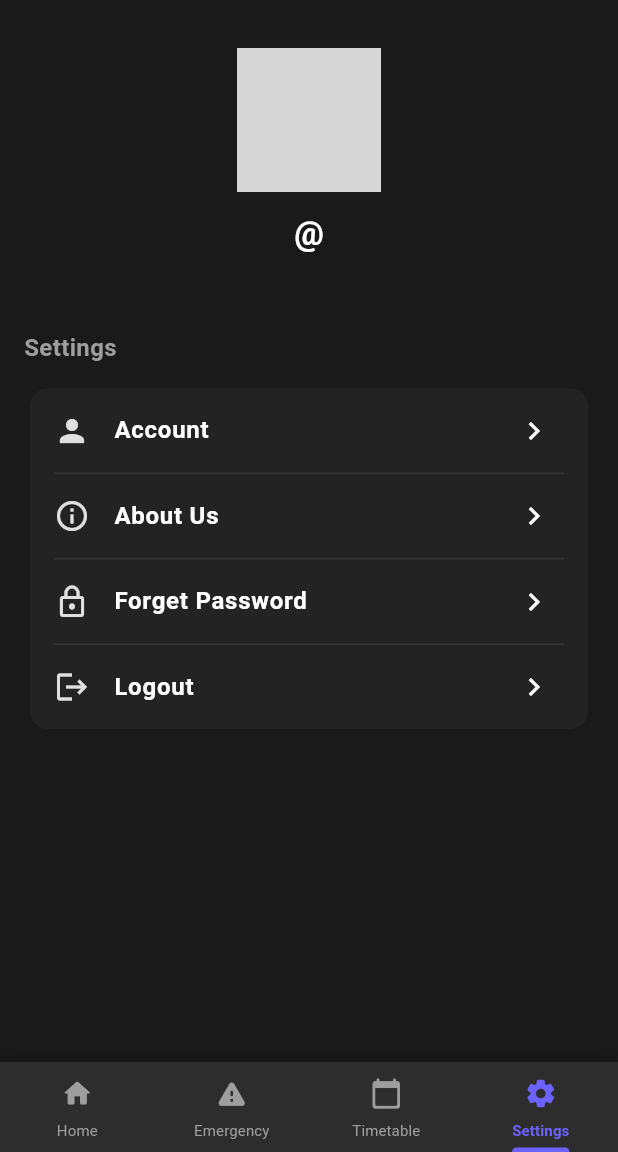
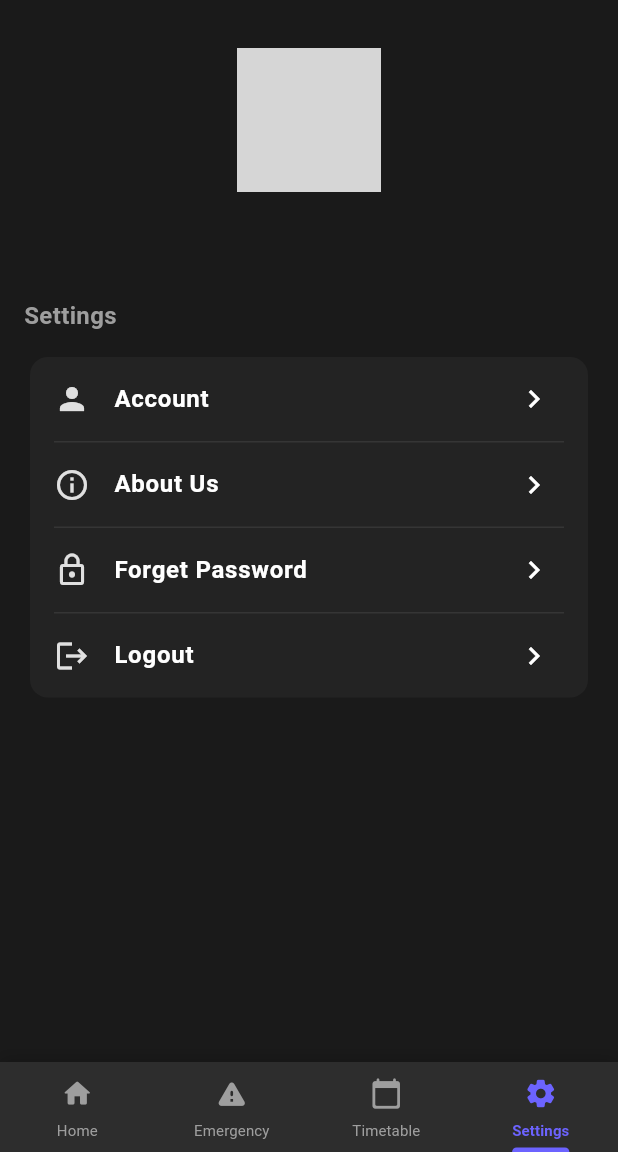
Before and after one commit to Feekkk/neighborhubapp, a Flutter app: the screen it shows once a user with an empty profile is signed in, item 4 of the bottom bar chosen, on a phone screen of 412 x 824 dp, the part 84-1236 px from its top. Run offline on Flutter 3.47's test engine with Material 3 defaults, Android fonts, the phone set to English and light mode, and no system bars; our stand-ins replace cloud_firestore, firebase_auth, firebase_core; accounts and stored records are empty; network calls fail; grey boxes are pictures that could not be loaded.

Commit message:
fix edit profile firestore

```diff
--- a/lib/user/pages/edit_profile.dart
+++ b/lib/user/pages/edit_profile.dart
@@ -122,6 +122,7 @@ class _EditProfilePageState extends State<EditProfilePage> {
                             'Save',
                             style: TextStyle(
                               fontSize: 16,
+                              color: Colors.white,
                               fontWeight: FontWeight.bold,
                             ),
                           ),
--- a/lib/user/tabs/settings_tab.dart
+++ b/lib/user/tabs/settings_tab.dart
@@ -42,20 +42,13 @@ class SettingsTab extends StatelessWidget {
                     ],
                   ),
                   const SizedBox(height: 12),
-                  Text(
-                    '@${user?.email?.split('@').first ?? "username"}',
-                    style: const TextStyle(
-                      color: Colors.white,
-                      fontWeight: FontWeight.bold,
-                      fontSize: 22,
-                    ),
-                  ),
                   const SizedBox(height: 4),
                   Text(
                     user?.email ?? '',
                     style: const TextStyle(
-                      color: Colors.grey,
-                      fontSize: 14,
+                      color: Color.fromARGB(255, 255, 255, 255),
+                      fontWeight: FontWeight.bold,
+                      fontSize: 22,
                     ),
                   ),
                 ],
```
